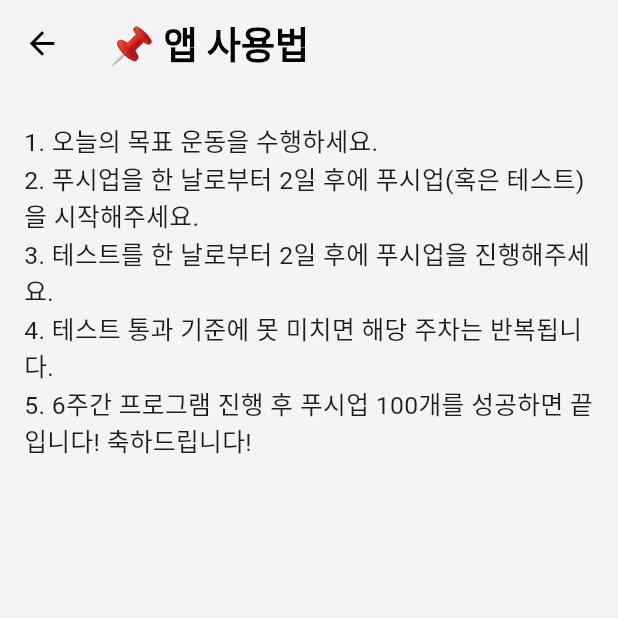
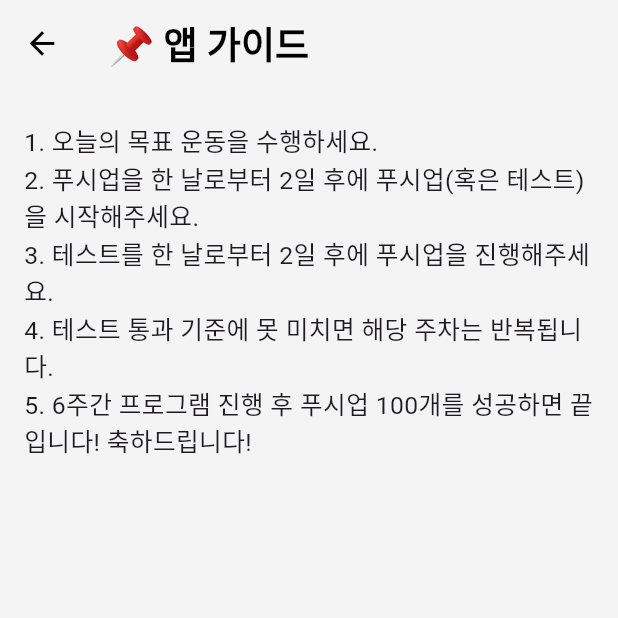
Before and after one commit to JYB0/push100, a Flutter app: the TutorialScreen screen opened directly, on a phone screen of 412 x 824 dp, the top half of it. Run offline on Flutter 3.47's test engine with Material 3 defaults, Android fonts, the light colour scheme and no system bars; our stand-ins replace adaptive_dialog, flutter_local_notifications, google_fonts, shared_preferences, vibration; missing offline and left inert: flutter_confetti; accounts and stored records are empty.

Commit message:
app_guide_screen

```diff
--- a/lib/screens/setting_screen.dart
+++ b/lib/screens/setting_screen.dart
@@ -101,7 +101,7 @@ class SettingScreen extends StatelessWidget {
               size: dynamicFontSize * 1.5,
             ),
             title: Text(
-              "앱 사용법",
+              "앱 가이드",
               style: TextStyle(fontSize: dynamicFontSize),
             ),
             onTap: () => _navigateToTutorial(context),
--- a/lib/screens/tutorial_screen.dart
+++ b/lib/screens/tutorial_screen.dart
@@ -12,7 +12,7 @@ class TutorialScreen extends StatelessWidget {
     double dynamicFontSize = baseFontSize * (screenWidth / 400);
 
     return Scaffold(
-      appBar: AppBar(title: const Text("📌 앱 사용법")),
+      appBar: AppBar(title: const Text("📌 앱 가이드")),
       body: Padding(
         padding: const EdgeInsets.all(16.0),
         child: Column(
```
